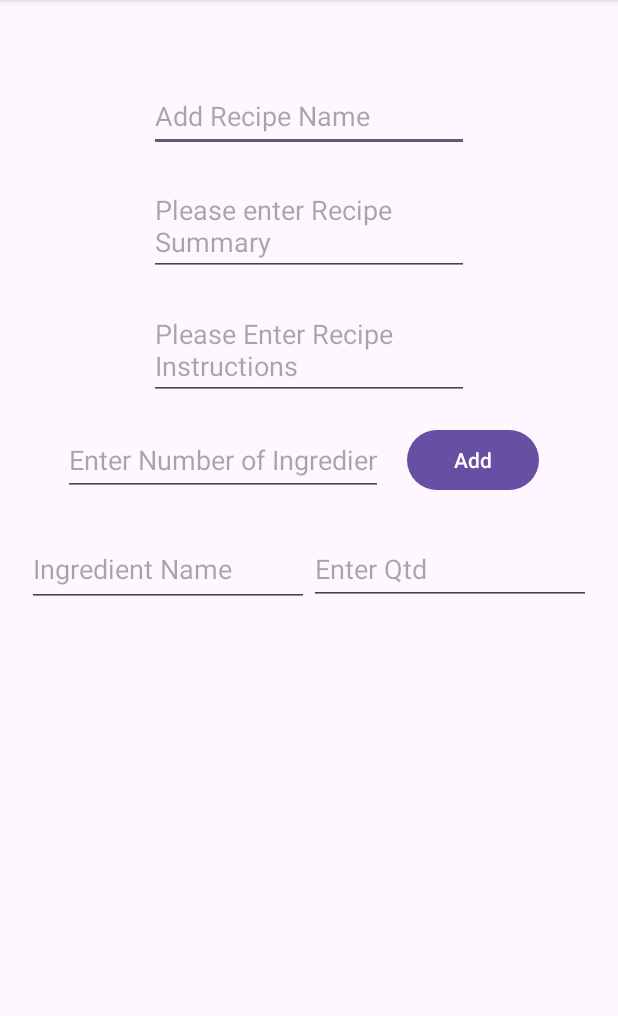
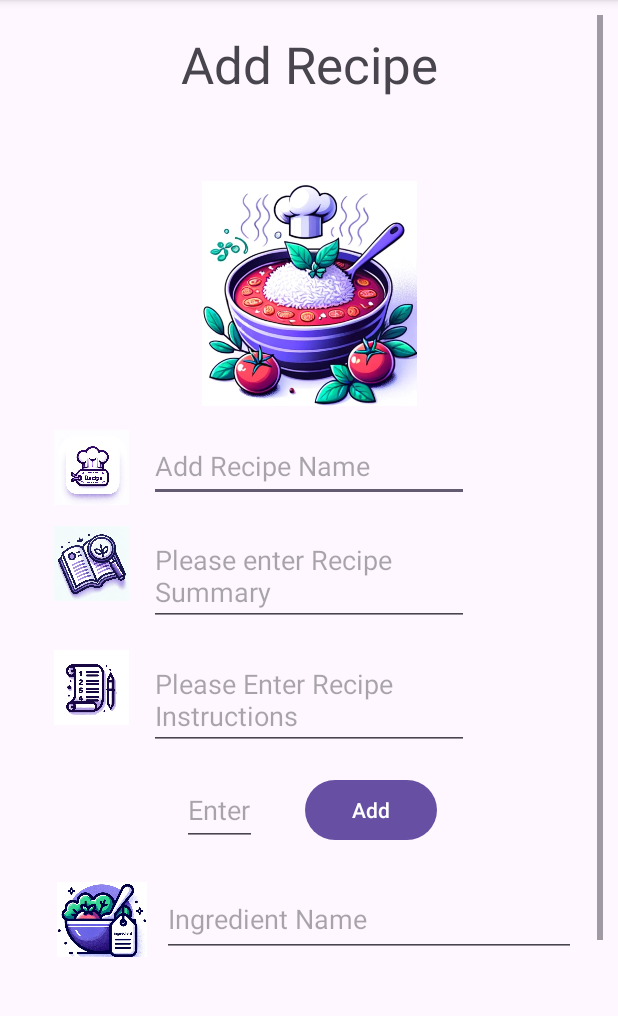
Before and after one commit to tlyrag/F23_3175_G10_WhataFridge, an Android app: the AddRecipes screen opened directly, with no data from a screen before it, on a phone screen of 412 x 824 dp, the part 96-1112 px from its top. Run offline under Robolectric (Android 15) with nearby library versions, the phone set to English and light mode, and no system bars.

Commit message:
Adding My Recipe Page with images and logic

```diff
--- a/WhatAFridge/app/src/main/java/com/douglas/whatafridge/Controller/AddRecipeRecyclerViewController.java
+++ b/WhatAFridge/app/src/main/java/com/douglas/whatafridge/Controller/AddRecipeRecyclerViewController.java
@@ -54,7 +54,7 @@ public class AddRecipeRecyclerViewController extends RecyclerView.Adapter<AddRec
 
     public class ImageViewerHolder extends RecyclerView.ViewHolder {
         EditText editTextIngredientName;
-        EditText editTextIngredientQtd;
+
         public ImageViewerHolder(@NonNull View itemView) {
             super(itemView);
             getItemView(itemView);
@@ -63,10 +63,15 @@ public class AddRecipeRecyclerViewController extends RecyclerView.Adapter<AddRec
         public void getItemView(View itemView) {
             try {
                 editTextIngredientName = itemView.findViewById(R.id.editTextIngredientName);
-                editTextIngredientQtd = itemView.findViewById(R.id.editTextIngredientQtd);
+
             } catch (Exception err) {
                 Log.d(TAG, "getItemView: ");
             }
         }
+        public String getIngredient() {
+            String ingredient = editTextIngredientName.getText().toString();
+            return ingredient;
+        }
+
     }
 }
--- a/WhatAFridge/app/src/main/java/com/douglas/whatafridge/Model/ObjectModels/Ingredients.java
+++ b/WhatAFridge/app/src/main/java/com/douglas/whatafridge/Model/ObjectModels/Ingredients.java
@@ -15,4 +15,11 @@ public class Ingredients {
     public ArrayList<String> meta;
     public String extendedName;
     public String image;
+
+    @Override
+    public String toString() {
+        return "Ingredients{" +
+                "name='" + name + '\'' +
+                '}';
+    }
 }
--- a/WhatAFridge/app/src/main/java/com/douglas/whatafridge/Model/ObjectModels/Recipe.java
+++ b/WhatAFridge/app/src/main/java/com/douglas/whatafridge/Model/ObjectModels/Recipe.java
@@ -49,4 +49,21 @@ public class Recipe {
     public ArrayList<Object> analyzedInstructions;
     public Object originalId;
     public String spoonacularSourceUrl;
+    public Recipe() {}
+    public Recipe(String title, ArrayList<Ingredients> usedIngredients, String summary, String instructions) {
+        this.title = title;
+        this.usedIngredients = usedIngredients;
+        this.summary = summary;
+        this.instructions = instructions;
+    }
+
+    @Override
+    public String toString() {
+        return "Recipe{" +
+                "title='" + title + '\'' +
+                ", usedIngredients=" + usedIngredients +
+                ", summary='" + summary + '\'' +
+                ", instructions='" + instructions + '\'' +
+                '}';
+    }
 }
--- a/WhatAFridge/app/src/main/java/com/douglas/whatafridge/Views/AddRecipes.java
+++ b/WhatAFridge/app/src/main/java/com/douglas/whatafridge/Views/AddRecipes.java
@@ -1,6 +1,5 @@
 package com.douglas.whatafridge.Views;
 
-import androidx.appcompat.app.AppCompatActivity;
 import androidx.recyclerview.widget.LinearLayoutManager;
 import androidx.recyclerview.widget.RecyclerView;
 
@@ -9,12 +8,15 @@ import android.util.Log;
 import android.view.View;
 import android.widget.Button;
 import android.widget.EditText;
-import android.widget.LinearLayout;
 import android.widget.Toast;
 
 import com.douglas.whatafridge.Controller.AddRecipeRecyclerViewController;
-import com.douglas.whatafridge.Controller.RecipeListViewAdapterController;
+import com.douglas.whatafridge.Model.ObjectModels.Ingredients;
+import com.douglas.whatafridge.Model.ObjectModels.Recipe;
 import com.douglas.whatafridge.R;
+
+import java.util.ArrayList;
+import java.util.List;
 
 public class AddRecipes extends WTFemplate {
     public final String TAG = "WTF APP";
@@ -25,13 +27,20 @@ public class AddRecipes extends WTFemplate {
     AddRecipeRecyclerViewController adapter;
     RecyclerView ingredientRecyclerView;
     Button btnAddIngreds;
+    Button btnaddRecipe;
+    Recipe myRecipe;
     @Override
     protected void onCreate(Bundle savedInstanceState) {
         super.onCreate(savedInstanceState);
-        setContentView(R.layout.activity_my_recipe);
+        setContentView(R.layout.activity_add_recipe);
         getItemView();
         createRecyclerView();
 
+        btnaddRecipe.setOnClickListener(view -> {
+            createRecipeObj();
+            Toast.makeText(this, myRecipe+"", Toast.LENGTH_SHORT).show();
+
+        });
 
         btnAddIngreds.setOnClickListener(view -> {
             try {
@@ -54,6 +63,7 @@ public class AddRecipes extends WTFemplate {
             editTextRecipeNumOfIngredients = findViewById(R.id.editTextNumberOfIngred);
             ingredientRecyclerView = findViewById(R.id.ingredientRecyclerView);
             btnAddIngreds = findViewById(R.id.btnAddIngreds);
+            btnaddRecipe = findViewById(R.id.btnAddRecipe);
         } catch (Exception err) {
             Log.d(TAG, "getItemView: ");
         }
@@ -67,6 +77,23 @@ public class AddRecipes extends WTFemplate {
         } catch (Exception err) {
 
         }
+    }
+    public void createRecipeObj() {
+        String recipeName = editTextRecipeName.getText().toString();
+        String recipeSummary = editTextRecipeSummary.getText().toString();
+        String recipeInstructions = editTextRecipeInstruction.getText().toString();
+        ArrayList<Ingredients> ingredientsList = new ArrayList<>();
+
+        for(int i=0;i<ingredientRecyclerView.getChildCount();i++) {
+            View itemView = ingredientRecyclerView.getChildAt(i);
+            RecyclerView.ViewHolder viewHolder = ingredientRecyclerView.getChildViewHolder(itemView);
+            AddRecipeRecyclerViewController.ImageViewerHolder IngredientViewHolder = (AddRecipeRecyclerViewController.ImageViewerHolder) viewHolder;
+            String ingredientName =IngredientViewHolder.getIngredient();
+            Ingredients newIngredient = new Ingredients();
+            newIngredient.name = ingredientName;
+            ingredientsList.add(newIngredient);
+        }
+        myRecipe = new Recipe(recipeName,ingredientsList,recipeSummary,recipeInstructions);
 
     }
 }
--- a/WhatAFridge/app/src/main/res/layout/activity_my_recipe.xml
+++ b/WhatAFridge/app/src/main/res/layout/activity_add_recipe.xml
@@ -1,18 +1,16 @@
 <?xml version="1.0" encoding="utf-8"?>
-<!--<ScrollView -->
-<!--    xmlns:android="http://schemas.android.com/apk/res/android"-->
-<!--    xmlns:app="http://schemas.android.com/apk/res-auto"-->
-<!--    xmlns:tools="http://schemas.android.com/tools"-->
-<!--    android:layout_width="match_parent"-->
-<!--    android:layout_height="match_parent"-->
-<!--    android:fillViewport="false"-->
-<!--    android:orientation="vertical"-->
-<!--    android:padding="10dp">-->
+<ScrollView
+    xmlns:android="http://schemas.android.com/apk/res/android"
+    xmlns:app="http://schemas.android.com/apk/res-auto"
+    xmlns:tools="http://schemas.android.com/tools"
+    android:layout_width="match_parent"
+    android:layout_height="match_parent"
+    android:fillViewport="false"
+    android:orientation="vertical"
+    android:padding="10dp">
 
-<androidx.constraintlayout.widget.ConstraintLayout xmlns:android="http://schemas.android.com/apk/res/android"
-    xmlns:app="http://schemas.android.com/apk/res-auto"
+<androidx.constraintlayout.widget.ConstraintLayout
 
-    xmlns:tools="http://schemas.android.com/tools"
     android:layout_width="match_parent"
     android:layout_height="match_parent"
     android:fillViewport="false"
@@ -23,23 +21,33 @@
         android:id="@+id/textViewMyRecipeTitle"
         android:layout_width="wrap_content"
         android:layout_height="wrap_content"
-        android:layout_marginTop="16dp"
+        android:text="@string/textViewMyRecipeTitle"
+        android:textSize="34sp"
         app:layout_constraintEnd_toEndOf="parent"
         app:layout_constraintStart_toStartOf="parent"
-        app:layout_constraintTop_toTopOf="parent"
-        tools:text="@string/textViewMyRecipeTitle" />
+        app:layout_constraintTop_toTopOf="parent" />
+
+    <Button
+        android:id="@+id/btnAddRecipe"
+        android:layout_width="wrap_content"
+        android:layout_height="wrap_content"
+        android:layout_marginTop="16dp"
+        android:text="@string/btnAddRecipe"
+        app:layout_constraintEnd_toEndOf="parent"
+        app:layout_constraintStart_toStartOf="parent"
+        app:layout_constraintTop_toBottomOf="@+id/ingredientRecyclerView" />
 
     <EditText
         android:id="@+id/editTextMyRecipeName"
         android:layout_width="wrap_content"
         android:layout_height="48dp"
-        android:layout_marginTop="8dp"
+        android:layout_marginTop="16dp"
         android:ems="10"
         android:hint="@string/editTextMyRecipeName"
         android:inputType="text"
         app:layout_constraintEnd_toEndOf="parent"
         app:layout_constraintStart_toStartOf="parent"
-        app:layout_constraintTop_toBottomOf="@+id/textViewMyRecipeTitle" />
+        app:layout_constraintTop_toBottomOf="@+id/imageViewRecipeMain" />
 
     <EditText
         android:id="@+id/editTextMyRecipeSummary"
@@ -69,20 +77,22 @@
 
     <EditText
         android:id="@+id/editTextNumberOfIngred"
-        android:layout_width="wrap_content"
+        android:layout_width="50dp"
         android:layout_height="48dp"
-        android:layout_marginStart="32dp"
+        android:layout_marginStart="128dp"
         android:layout_marginTop="16dp"
+        android:layout_marginEnd="16dp"
         android:ems="10"
         android:hint="@string/textViewMyRecipeNumberOfIngredients"
         android:inputType="numberSigned"
+        app:layout_constraintEnd_toStartOf="@+id/btnAddIngreds"
         app:layout_constraintStart_toStartOf="parent"
         app:layout_constraintTop_toBottomOf="@+id/editTextMyRecipeInstruction" />
 
     <androidx.recyclerview.widget.RecyclerView
         android:id="@+id/ingredientRecyclerView"
         android:layout_width="0dp"
-        android:layout_height="349dp"
+        android:layout_height="250dp"
         android:layout_marginStart="8dp"
         android:layout_marginTop="24dp"
         android:layout_marginEnd="8dp"
@@ -96,9 +106,51 @@
         android:layout_height="wrap_content"
         android:layout_marginStart="16dp"
         android:layout_marginTop="16dp"
+        android:layout_marginEnd="128dp"
         android:text="@string/btnAddIngreds"
+        app:layout_constraintEnd_toEndOf="parent"
         app:layout_constraintStart_toEndOf="@+id/editTextNumberOfIngred"
         app:layout_constraintTop_toBottomOf="@+id/editTextMyRecipeInstruction" />
 
+    <ImageView
+        android:id="@+id/imageViewRecipeMain"
+        android:layout_width="150dp"
+        android:layout_height="150dp"
+        android:layout_marginTop="16dp"
+        app:layout_constraintEnd_toEndOf="parent"
+        app:layout_constraintStart_toStartOf="parent"
+        app:layout_constraintTop_toBottomOf="@+id/textViewMyRecipeTitle"
+        app:srcCompat="@drawable/recipe_img" />
+
+    <ImageView
+        android:id="@+id/imageViewRecipeInstruction"
+        android:layout_width="100dp"
+        android:layout_height="50dp"
+        android:layout_marginTop="16dp"
+        app:layout_constraintEnd_toStartOf="@+id/editTextMyRecipeName"
+        app:layout_constraintStart_toStartOf="parent"
+        app:layout_constraintTop_toBottomOf="@+id/editTextMyRecipeSummary"
+        app:srcCompat="@drawable/recipe_instruction_img" />
+
+    <ImageView
+        android:id="@+id/imageViewRecipeName"
+        android:layout_width="100dp"
+        android:layout_height="50dp"
+        android:layout_marginTop="16dp"
+        app:layout_constraintEnd_toStartOf="@+id/editTextMyRecipeName"
+        app:layout_constraintStart_toStartOf="parent"
+        app:layout_constraintTop_toBottomOf="@+id/imageViewRecipeMain"
+        app:srcCompat="@drawable/recipe_name_img" />
+
+    <ImageView
+        android:id="@+id/imageView5"
+        android:layout_width="100dp"
+        android:layout_height="50dp"
+        android:layout_marginTop="16dp"
+        app:layout_constraintEnd_toStartOf="@+id/editTextMyRecipeSummary"
+        app:layout_constraintStart_toStartOf="parent"
+        app:layout_constraintTop_toBottomOf="@+id/editTextMyRecipeName"
+        app:srcCompat="@drawable/recipe_summary_img" />
+
 </androidx.constraintlayout.widget.ConstraintLayout>
-<!--</ScrollView>-->
+</ScrollView>
--- a/WhatAFridge/app/src/main/res/layout/ingredient_adder_layout.xml
+++ b/WhatAFridge/app/src/main/res/layout/ingredient_adder_layout.xml
@@ -1,7 +1,17 @@
 <?xml version="1.0" encoding="utf-8"?>
 <LinearLayout xmlns:android="http://schemas.android.com/apk/res/android"
+    xmlns:app="http://schemas.android.com/apk/res-auto"
     android:layout_width="match_parent"
     android:layout_height="50dp">
+
+    <ImageView
+        android:id="@+id/imageViewIngredient"
+        android:layout_width="17dp"
+        android:layout_height="wrap_content"
+        android:layout_weight="1"
+        android:adjustViewBounds="true"
+        android:src="@drawable/ingredient_img"
+        app:srcCompat="@drawable/ingredient_img" />
 
     <EditText
         android:id="@+id/editTextIngredientName"
@@ -11,13 +21,4 @@
         android:ems="10"
         android:hint="@string/editTextIngredientName" />
 
-    <EditText
-        android:id="@+id/editTextIngredientQtd"
-        android:layout_width="wrap_content"
-        android:layout_height="48dp"
-        android:layout_weight="1"
-        android:ems="10"
-        android:hint="@string/editTextIngredientQtd"
-        android:inputType="number" />
-
 </LinearLayout>
--- a/WhatAFridge/app/src/main/res/values/strings.xml
+++ b/WhatAFridge/app/src/main/res/values/strings.xml
@@ -42,7 +42,8 @@
     <string name="textViewMyRecipeNumberOfIngredients">Enter Number of Ingredients</string>
     <string name="editTextIngredientName">Ingredient Name</string>
     <string name="editTextIngredientQtd">Enter Qtd</string>
-    <string name="btnAddIngreds">Add</string>>
+    <string name="btnAddIngreds">Add</string>
+    <string name="btnAddRecipe">Add Recipe</string>>
     <string-array name="typesOfVegetarians">
         <item>No Vegetarian</item>
         <item>Lacto-ovo vegetarian</item>
```
Also changed, not shown: WhatAFridge/app/src/main/res/drawable/ingredient_img.jpg (added), WhatAFridge/app/src/main/res/drawable/recipe_img.jpg (added), WhatAFridge/app/src/main/res/drawable/recipe_instruction_img.jpg (added), WhatAFridge/app/src/main/res/drawable/recipe_name_img.jpg (added), WhatAFridge/app/src/main/res/drawable/recipe_summary_img.jpg (added).
